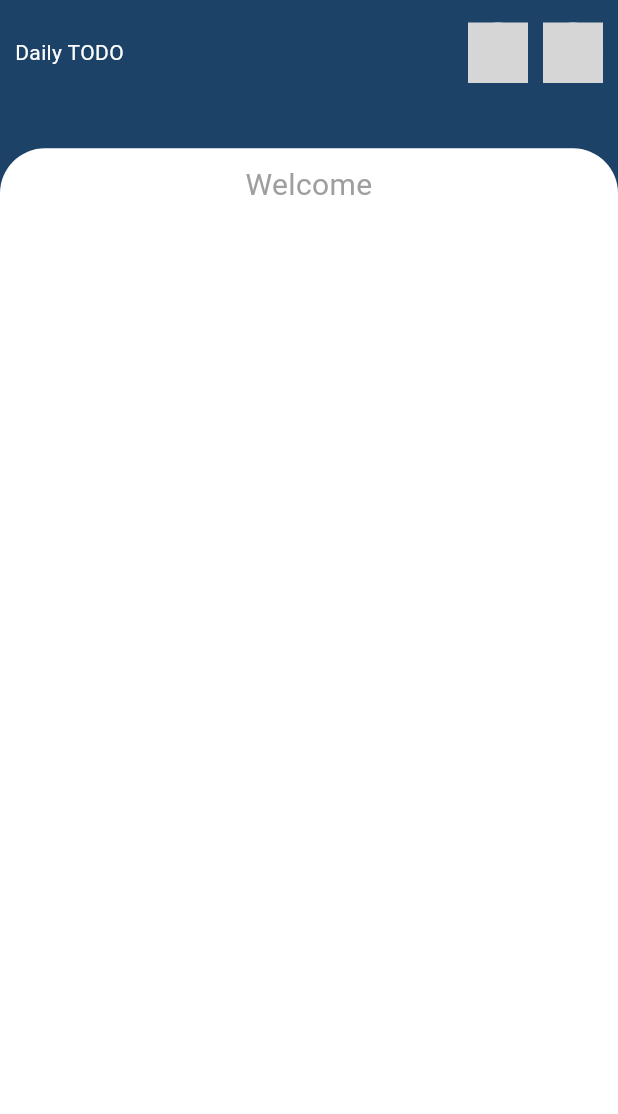
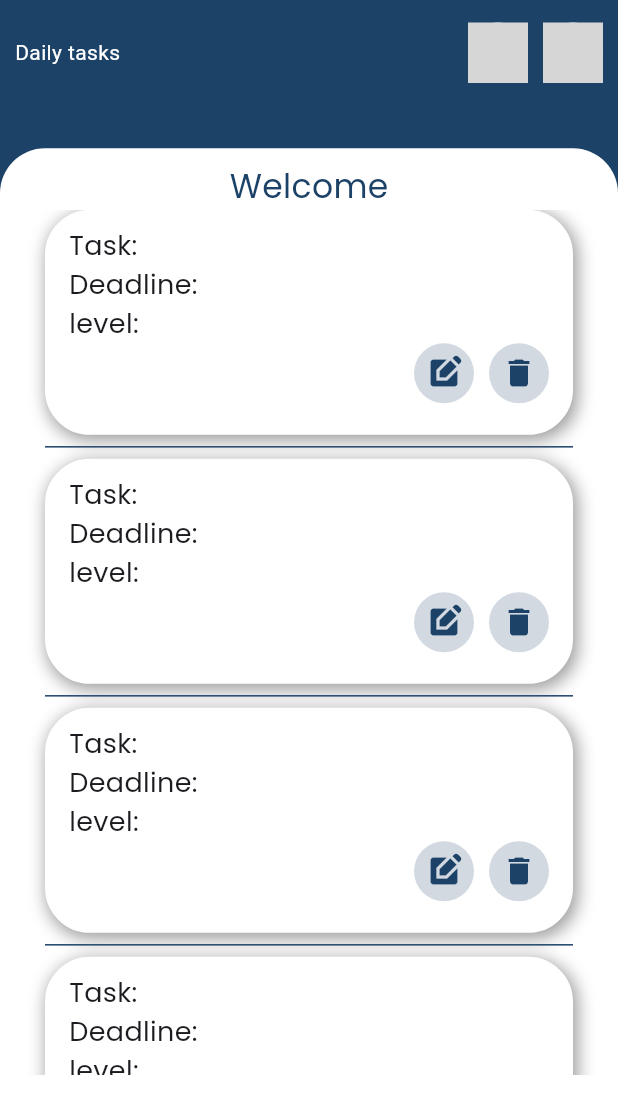
Before and after one commit to jhon2520/todo_app, a Flutter app: the screen it shows after launch, on a phone screen of 412 x 824 dp. Shown: the top 1114 px of the screen. Run offline on Flutter 3.47's test engine with Material 2 defaults, Android fonts, the phone set to English and light mode, and no system bars; our stand-ins replace google_fonts, shared_preferences; missing offline and left inert: flag; grey boxes are pictures that could not be loaded.

Commit message:
cards created with basics style

```diff
--- a/lib/config/index.dart
+++ b/lib/config/index.dart
@@ -2,3 +2,4 @@ export 'layout/app_layout.dart';
 export 'theme/app_theme.dart';
 export 'constants/app_strings.dart';
 export 'theme/app_colors.dart';
+export 'theme/app_fonts.dart';
--- a/lib/config/layout/app_layout.dart
+++ b/lib/config/layout/app_layout.dart
@@ -6,6 +6,7 @@ class AppLayout{
   static const double spacingX = 25;
   static const double spacingXL = 40;
   static const double mainBodyRaidus = 30;
+  static const double heightCardsTaks = 150;
   static const Duration snackBarDuration = Duration(seconds: 1);
   static const Duration animationDuration = Duration(seconds: 2);
 
--- a/lib/config/theme/app_colors.dart
+++ b/lib/config/theme/app_colors.dart
@@ -7,4 +7,5 @@ class AppColors{
   static const Color errorColor = Color(0xff9C254D);
   static const Color succesColor = Color(0xff59CE8F);
   static const Color infoColor = Color(0xff256D85);
+  static const Color borderCardsColors = Color.fromARGB(255, 255, 255, 255);
 }
--- /dev/null
+++ b/lib/config/theme/app_fonts.dart
@@ -0,0 +1,12 @@
+import 'package:flutter/material.dart';
+import 'package:google_fonts/google_fonts.dart';
+import 'package:task_app/utils/enums/index.dart';
+
+class AppFonts{
+
+  static  double fontSizeH1 = FontSizeEnum.h1.size;
+  static  double fontSizeH2 = FontSizeEnum.h2.size;
+  static  double fontSizeH3 = FontSizeEnum.h3.size;
+  static  TextStyle fontStyle = GoogleFonts.poppins( fontSize: FontSizeEnum.h2.size);
+
+}
--- a/lib/presentation/animations/custom_animation_fadein.dart
+++ b/lib/presentation/animations/custom_animation_fadein.dart
@@ -23,8 +23,6 @@ class _CustomFadeInTransitionState extends State<CustomFadeInAnimation> with Sin
     _controller = AnimationController(vsync: this,duration: AppLayout.animationDuration);
     animation = Tween(begin: 0.0,end: 1.0).animate(CurvedAnimation(parent: _controller, curve: Curves.easeInOut));
     _controller.forward();
-    print("controller: ${animation.value}");
-    print("controller: ${_controller.value}");
 
   }
 
--- a/lib/presentation/animations/custom_animation_slide.dart
+++ b/lib/presentation/animations/custom_animation_slide.dart
@@ -0,0 +1,16 @@
+
+import 'package:flutter/material.dart';
+
+class CustomSlideTransition extends StatefulWidget {
+  const CustomSlideTransition({super.key});
+
+  @override
+  State<CustomSlideTransition> createState() => _CustomSlideTransitionState();
+}
+
+class _CustomSlideTransitionState extends State<CustomSlideTransition> {
+  @override
+  Widget build(BuildContext context) {
+    return Container();
+  }
+}
--- a/lib/presentation/screens/home_screen/home_screen.dart
+++ b/lib/presentation/screens/home_screen/home_screen.dart
@@ -1,4 +1,5 @@
 import 'package:flutter/material.dart';
+import 'package:task_app/config/index.dart';
 import 'package:task_app/config/theme/app_colors.dart';
 import 'package:task_app/presentation/animations/index.dart';
 import 'package:task_app/presentation/screens/index.dart';
@@ -24,27 +25,25 @@ class HomeScreenState extends State<HomeScreen> {
               const CustomSpacer(
                 spacerEnum: SpacerEnum.spacingM,
               ),
-
               const CustomSelectionLanguage(),
-                  Spacer(),
-
-
+              const Spacer(),
               CustomBodyContainer(
                 child: Column(
                   children: [
                     const CustomSpacer(
                       spacerEnum: SpacerEnum.spacingS,
                     ),
-
                     CustomFadeInAnimation(
                       child: Text(
                         Languages.of(context).labelWelcome,
-                      style: const TextStyle(fontSize: 20, color: Colors.grey),
-                      textAlign: TextAlign.center,
+                        style:AppFonts.fontStyle.copyWith(color: AppColors.mainColor,fontSize: AppFonts.fontSizeH1),
                       ),
                     ),
+                    CustomListCards()
+
                   ],
-                  )),
+                ),
+              ),
             ],
           ),
         ),
--- a/lib/presentation/screens/home_screen/index.dart
+++ b/lib/presentation/screens/home_screen/index.dart
@@ -1 +1,2 @@
 export 'home_screen.dart';
+export 'widgets/index.dart';
--- /dev/null
+++ b/lib/presentation/screens/home_screen/widgets/custom_list_cards.dart
@@ -0,0 +1,29 @@
+import 'package:flutter/material.dart';
+import 'package:task_app/config/index.dart';
+import 'package:task_app/presentation/screens/home_screen/index.dart';
+
+class CustomListCards extends StatelessWidget {
+  const CustomListCards({super.key});
+
+  @override
+  Widget build(BuildContext context) {
+
+    final Size size = MediaQuery.of(context).size;
+
+    return Container(
+      height: size.height * 0.7,
+      child: ListView.separated(
+        physics: BouncingScrollPhysics(),
+          padding: EdgeInsets.symmetric(horizontal: AppLayout.spacingM),
+          itemBuilder: (context, index) {
+            return CustomTaskCard();
+          },
+          separatorBuilder: (context, index) {
+            return Divider(
+              color: AppColors.mainColor,
+            );
+          },
+          itemCount: 8),
+    );
+  }
+}
--- a/lib/presentation/screens/home_screen/widgets/custom_selector_language.dart
+++ b/lib/presentation/screens/home_screen/widgets/custom_selector_language.dart
@@ -1,7 +1,6 @@
 import 'package:flag/flag.dart';
 import 'package:flutter/material.dart';
 import 'package:task_app/config/index.dart';
-import 'package:task_app/config/theme/app_colors.dart';
 import 'package:task_app/presentation/animations/index.dart';
 import 'package:task_app/presentation/shared/widgets/index.dart';
 import 'package:task_app/utils/enums/snack_bar_enum.dart';
@@ -20,8 +19,8 @@ class CustomSelectionLanguage extends StatelessWidget {
       children: [
         const CustomSpacer(spacerEnum: SpacerEnum.spacingS, isHorizontal: true,),
 
-        CustomFadeInAnimation(child: Text(Languages.of(context).appName, style: TextStyle(color: AppColors.whiteColor),)),
-        Spacer(),
+        CustomFadeInAnimation(child: Text(Languages.of(context).appName, style: const TextStyle(color: AppColors.whiteColor),)),
+        const Spacer(),
 
         CustomFlagButton(
           countryCode: FlagsCode.CO,
--- /dev/null
+++ b/lib/presentation/screens/home_screen/widgets/custom_task_card.dart
@@ -0,0 +1,84 @@
+import 'package:flutter/material.dart';
+import 'package:task_app/config/index.dart';
+import 'package:task_app/presentation/shared/widgets/index.dart';
+import 'package:task_app/utils/enums/index.dart';
+import 'package:task_app/utils/localizations/index.dart';
+
+class CustomTaskCard extends StatelessWidget {
+  const CustomTaskCard({super.key});
+
+  @override
+  Widget build(BuildContext context) {
+    return Container(
+      padding: EdgeInsets.symmetric(horizontal: AppLayout.spacingM, vertical: AppLayout.spacingS),
+      width: double.infinity,
+      height: AppLayout.heightCardsTaks,
+      decoration: _CardDecoration(),
+      child: _CardBodyWidget(),
+    );
+  }
+
+  BoxDecoration _CardDecoration() {
+    return BoxDecoration(
+      boxShadow: [
+        BoxShadow(
+          color: Colors.grey,
+          spreadRadius: 1,
+          blurRadius: 9,
+          offset: Offset(2,3)
+        ),
+      ],
+      color: Colors.white,
+        borderRadius: BorderRadius.all(Radius.circular(AppLayout.mainBodyRaidus)),
+        border: Border.all(
+          color: AppColors.borderCardsColors
+        )
+    );
+  }
+}
+
+class _CardBodyWidget extends StatelessWidget {
+  const _CardBodyWidget({
+    super.key,
+  });
+
+  @override
+  Widget build(BuildContext context) {
+    return Column(
+      crossAxisAlignment: CrossAxisAlignment.start,
+      children: [
+        Text(  Languages.of(context).labelTask, style: AppFonts.fontStyle,),
+        Text(  Languages.of(context).labelDeadline, style: AppFonts.fontStyle,),
+        Text(  Languages.of(context).labelLevel, style: AppFonts.fontStyle,),
+        _CardButtonsWidget()
+      ],
+    );
+  }
+}
+
+class _CardButtonsWidget extends StatelessWidget {
+  const _CardButtonsWidget({
+    super.key,
+  });
+
+  @override
+  Widget build(BuildContext context) {
+    return Row(
+      mainAxisAlignment: MainAxisAlignment.end,
+      children: [
+
+        CustomIconButton(onPressed: () {
+
+        }, icon: Icon(Icons.edit_square,color: AppColors.mainColor,)),
+
+        CustomSpacer(spacerEnum: SpacerEnum.spacingS,isHorizontal: true,),
+
+        CustomIconButton(onPressed: () {
+
+        }, icon: Icon(Icons.delete,color: AppColors.mainColor)),
+
+
+      ],
+    );
+  }
+}
--- /dev/null
+++ b/lib/presentation/screens/home_screen/widgets/index.dart
@@ -0,0 +1,3 @@
+export 'custom_selector_language.dart';
+export 'custom_task_card.dart';
+export 'custom_list_cards.dart';
--- a/lib/presentation/shared/widgets/custom_body_container.dart
+++ b/lib/presentation/shared/widgets/custom_body_container.dart
@@ -16,15 +16,16 @@ class CustomBodyContainer extends StatelessWidget {
     final Size size = MediaQuery.of(context).size;
 
     return Container(
+      padding: EdgeInsets.symmetric(horizontal: AppLayout.spacingM),
       height: size.height * 0.88,
       width: double.infinity,
-      child: child,
       decoration: _customDecoration(),
+      child: SingleChildScrollView(child: child),
 
     );
   }
 
-  BoxDecoration _customDecoration() => BoxDecoration(
+  BoxDecoration _customDecoration() => const BoxDecoration(
     color: AppColors.whiteColor,
     borderRadius: BorderRadius.only(
       topLeft: Radius.circular(AppLayout.mainBodyRaidus),
--- /dev/null
+++ b/lib/presentation/shared/widgets/custom_icon_button.dart
@@ -0,0 +1,19 @@
+import 'package:flutter/material.dart';
+import 'package:task_app/config/index.dart';
+
+class CustomIconButton extends StatelessWidget {
+
+  final void Function()? onPressed;
+  final Icon icon;
+
+  const CustomIconButton({super.key,
+  required this.onPressed, required this.icon});
+
+  @override
+  Widget build(BuildContext context) {
+    return CircleAvatar(
+      backgroundColor: AppColors.mainColor.withOpacity(0.2),
+      child: IconButton(onPressed: onPressed, icon: icon),
+    );
+  }
+}
--- a/lib/presentation/shared/widgets/index.dart
+++ b/lib/presentation/shared/widgets/index.dart
@@ -2,3 +2,4 @@ export 'custom_flag_button.dart';
 export 'custom_spacer.dart';
 export 'custom_body_container.dart';
 export 'custom_snack_bar.dart';
+export 'custom_icon_button.dart';
--- /dev/null
+++ b/lib/utils/enums/font_size_enum.dart
@@ -0,0 +1,9 @@
+enum  FontSizeEnum{
+  h1(22),
+  h2(18),
+  h3(14);
+
+  final double size;
+
+  const FontSizeEnum(this.size);
+}
--- a/lib/utils/enums/index.dart
+++ b/lib/utils/enums/index.dart
@@ -1,2 +1,3 @@
 export 'spacer_enum.dart';
 export 'snack_bar_enum.dart';
+export 'font_size_enum.dart';
--- a/lib/utils/localizations/languages.dart
+++ b/lib/utils/localizations/languages.dart
@@ -14,4 +14,10 @@ abstract class Languages{
 
   String get labelLangaugeChanged;
 
+  String get labelTask;
+
+  String get labelDeadline;
+
+  String get labelLevel;
+
 }
--- a/lib/utils/localizations/languages_en.dart
+++ b/lib/utils/localizations/languages_en.dart
@@ -4,7 +4,7 @@ class LanguageEn extends Languages{
 
 
   @override
-  String get appName => "Daily TODO";
+  String get appName => "Daily tasks";
 
   @override
   String get labelSelectLanguage => "Select a language";
@@ -13,7 +13,16 @@ class LanguageEn extends Languages{
   String get labelWelcome => "Welcome";
 
   @override
-  String get labelLangaugeChanged => "Language Changed";
+  String get labelLangaugeChanged => "Idioma Cambiado";
+
+  @override
+  String get labelTask => "Task:";
+
+  @override
+  String get labelDeadline => "Deadline:";
+
+  @override
+  String get labelLevel => "level:";
 
 
 
--- a/lib/utils/localizations/languages_es.dart
+++ b/lib/utils/localizations/languages_es.dart
@@ -13,6 +13,15 @@ class LanguageEs extends Languages{
   String get labelWelcome => "Bienvenido";
 
   @override
-  String get labelLangaugeChanged => "Lenguaje Cambiado";
+  String get labelLangaugeChanged => "Langauge Changed";
+
+  @override
+  String get labelTask => "Tarea:";
+
+  @override
+  String get labelDeadline => "Fecha Límite:";
+
+  @override
+  String get labelLevel => "Nivel:";
 
 }
```
Lines whose indentation alone changed are shown as unchanged.
